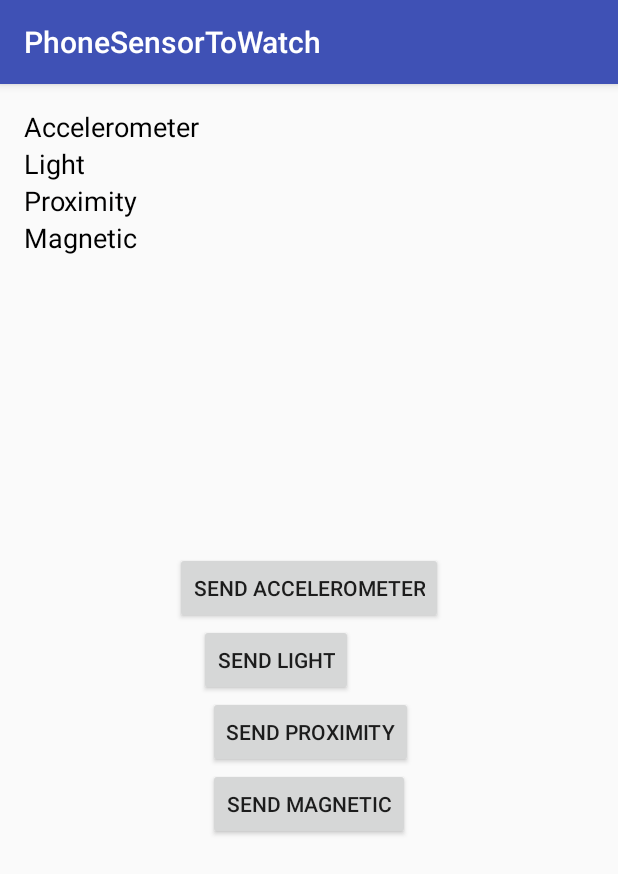
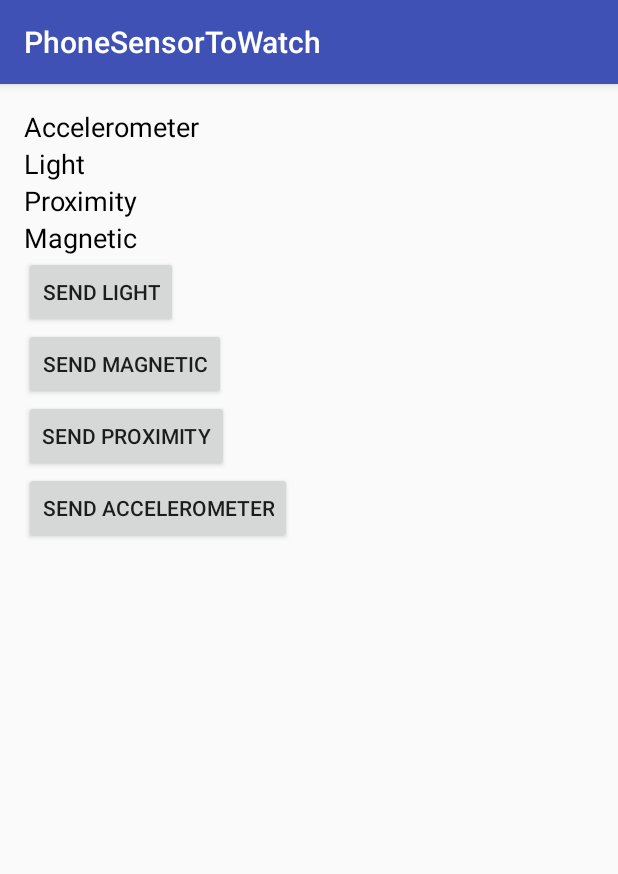
Before and after one commit to summermerD/BigData-Spring2016-lab, an Android app: the screen it shows after launch (MainActivity), on a phone screen of 412 x 824 dp. Shown: the top 874 px of the screen. Run offline under Robolectric (Android 15) with nearby library versions, the phone set to English and light mode, and no system bars.

Commit message:
Phone sensor to watch

```diff
--- a/Lab3/PhoneSensorToWatch/app/src/main/res/layout/activity_main.xml
+++ b/Lab3/PhoneSensorToWatch/app/src/main/res/layout/activity_main.xml
@@ -15,8 +15,8 @@
         android:layout_height="wrap_content"
         android:text="Send Magnetic"
         android:id="@+id/wearButtonMag"
-        android:layout_below="@+id/buttonWearPro"
-        android:layout_centerHorizontal="true" />
+        android:layout_below="@+id/buttonWearLight"
+        android:layout_alignParentStart="true" />
 
     <TextView
         android:layout_width="wrap_content"
@@ -24,18 +24,19 @@
         android:textAppearance="?android:attr/textAppearanceMedium"
         android:text="Accelerometer"
         android:id="@+id/text"
+        android:textColor="#000000"
         android:layout_alignParentTop="true"
         android:layout_alignParentStart="true"
-        android:textColor="#000000" />
+        android:layout_alignEnd="@+id/buttonWearPro"
+        android:fadingEdgeLength="@dimen/abc_action_bar_content_inset_material" />
 
     <TextView
         android:layout_width="wrap_content"
         android:layout_height="wrap_content"
         android:textAppearance="?android:attr/textAppearanceMedium"
         android:id="@+id/textView"
-        android:layout_alignParentEnd="true"
-        android:layout_alignTop="@+id/text"
-        android:layout_toEndOf="@+id/textView3" />
+        android:layout_above="@+id/textView3"
+        android:layout_alignParentEnd="true" />
 
     <TextView
         android:layout_width="wrap_content"
@@ -43,9 +44,9 @@
         android:textAppearance="?android:attr/textAppearanceMedium"
         android:text="Light"
         android:id="@+id/textView2"
-        android:layout_below="@+id/text"
-        android:layout_alignParentStart="true"
-        android:textColor="#000000" />
+        android:textColor="#000000"
+        android:layout_alignTop="@+id/textView3"
+        android:layout_alignStart="@+id/wearButtonMag" />
 
     <TextView
         android:layout_width="wrap_content"
@@ -63,7 +64,8 @@
         android:id="@+id/textView4"
         android:layout_below="@+id/textView2"
         android:layout_alignParentStart="true"
-        android:textColor="#010000" />
+        android:textColor="#010000"
+        android:layout_alignEnd="@+id/buttonWearLight" />
 
     <TextView
         android:layout_width="wrap_content"
@@ -81,7 +83,8 @@
         android:id="@+id/textView6"
         android:layout_below="@+id/textView4"
         android:layout_alignParentStart="true"
-        android:textColor="#000000" />
+        android:textColor="#000000"
+        android:layout_alignEnd="@+id/textView4" />
 
     <TextView
         android:layout_width="wrap_content"
@@ -96,22 +99,22 @@
         android:layout_height="wrap_content"
         android:text="Send Accelerometer"
         android:id="@+id/buttonWearAcc"
-        android:layout_above="@+id/buttonWearLight"
-        android:layout_centerHorizontal="true" />
+        android:layout_below="@+id/buttonWearPro"
+        android:layout_alignParentStart="true" />
 
     <Button
         android:layout_width="wrap_content"
         android:layout_height="wrap_content"
         android:text="Send light"
         android:id="@+id/buttonWearLight"
-        android:layout_centerVertical="true"
-        android:layout_alignStart="@+id/textView7" />
+        android:layout_below="@+id/textView6"
+        android:layout_alignParentStart="true" />
 
     <Button
         android:layout_width="wrap_content"
         android:layout_height="wrap_content"
         android:text="Send Proximity"
         android:id="@+id/buttonWearPro"
-        android:layout_below="@+id/buttonWearLight"
-        android:layout_alignStart="@+id/wearButtonMag" />
+        android:layout_below="@+id/wearButtonMag"
+        android:layout_alignParentStart="true" />
 </RelativeLayout>
```
Also changed, not shown: Lab3/PhoneSensorToWatch/app/src/main/java/com/example/ting/notificationexample/MainActivity.java (+54 -6 lines).
